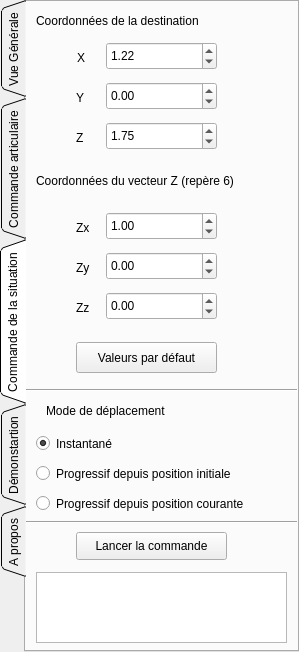
Qt form src/mainWidgetform.ui (miludmann/ensiie-irb4440) before a commit.
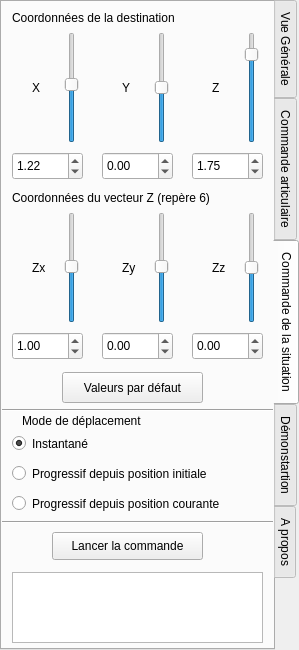
The same form after that commit. The open tabs and pages were chosen to show the change.

Patch:
```diff
--- a/src/mainWidgetform.ui
+++ b/src/mainWidgetform.ui
@@ -3,26 +3,41 @@
  <author>Ludmann Michaël</author>
  <class>MainWidget</class>
  <widget class="QTabWidget" name="MainWidget">
+  <property name="windowModality">
+   <enum>Qt::NonModal</enum>
+  </property>
+  <property name="enabled">
+   <bool>true</bool>
+  </property>
   <property name="geometry">
    <rect>
     <x>0</x>
     <y>0</y>
     <width>299</width>
-    <height>652</height>
+    <height>650</height>
    </rect>
   </property>
   <property name="windowTitle">
    <string>Interface de commande</string>
   </property>
   <property name="tabPosition">
-   <enum>QTabWidget::West</enum>
+   <enum>QTabWidget::East</enum>
   </property>
   <property name="tabShape">
-   <enum>QTabWidget::Triangular</enum>
+   <enum>QTabWidget::Rounded</enum>
   </property>
   <property name="currentIndex">
    <number>0</number>
   </property>
+  <property name="elideMode">
+   <enum>Qt::ElideNone</enum>
+  </property>
+  <property name="documentMode">
+   <bool>false</bool>
+  </property>
+  <property name="tabsClosable">
+   <bool>false</bool>
+  </property>
   <property name="movable">
    <bool>true</bool>
   </property>
@@ -768,9 +783,9 @@
     <property name="geometry">
      <rect>
       <x>10</x>
-      <y>10</y>
+      <y>0</y>
       <width>201</width>
-      <height>18</height>
+      <height>31</height>
      </rect>
     </property>
     <property name="text">
@@ -780,9 +795,9 @@
    <widget class="QLabel" name="label_10">
     <property name="geometry">
      <rect>
-      <x>51</x>
-      <y>40</y>
-      <width>20</width>
+      <x>30</x>
+      <y>70</y>
+      <width>31</width>
       <height>31</height>
      </rect>
     </property>
@@ -793,8 +808,8 @@
    <widget class="QLabel" name="label_11">
     <property name="geometry">
      <rect>
-      <x>50</x>
-      <y>80</y>
+      <x>120</x>
+      <y>70</y>
       <width>21</width>
       <height>31</height>
      </rect>
@@ -806,8 +821,8 @@
    <widget class="QLabel" name="label_12">
     <property name="geometry">
      <rect>
-      <x>50</x>
-      <y>120</y>
+      <x>210</x>
+      <y>70</y>
       <width>31</width>
       <height>31</height>
      </rect>
@@ -836,7 +851,7 @@
     <property name="geometry">
      <rect>
       <x>0</x>
-      <y>380</y>
+      <y>400</y>
       <width>311</width>
       <height>16</height>
      </rect>
@@ -875,7 +890,7 @@
     <property name="geometry">
      <rect>
       <x>20</x>
-      <y>400</y>
+      <y>410</y>
       <width>151</width>
       <height>18</height>
      </rect>
@@ -900,8 +915,8 @@
    <widget class="QPushButton" name="pushButton_9">
     <property name="geometry">
      <rect>
-      <x>50</x>
-      <y>340</y>
+      <x>60</x>
+      <y>370</y>
       <width>141</width>
       <height>31</height>
      </rect>
@@ -913,8 +928,8 @@
    <widget class="QLabel" name="label_21">
     <property name="geometry">
      <rect>
-      <x>50</x>
-      <y>210</y>
+      <x>30</x>
+      <y>250</y>
       <width>21</width>
       <height>31</height>
      </rect>
@@ -926,7 +941,7 @@
    <widget class="QLabel" name="label_22">
     <property name="geometry">
      <rect>
-      <x>50</x>
+      <x>120</x>
       <y>250</y>
       <width>21</width>
       <height>31</height>
@@ -939,8 +954,8 @@
    <widget class="QLabel" name="label_23">
     <property name="geometry">
      <rect>
-      <x>50</x>
-      <y>290</y>
+      <x>210</x>
+      <y>250</y>
       <width>21</width>
       <height>31</height>
      </rect>
@@ -953,9 +968,9 @@
     <property name="geometry">
      <rect>
       <x>10</x>
-      <y>170</y>
+      <y>180</y>
       <width>241</width>
-      <height>18</height>
+      <height>31</height>
      </rect>
     </property>
     <property name="text">
@@ -965,9 +980,9 @@
    <widget class="QDoubleSpinBox" name="doubleSpinBox">
     <property name="geometry">
      <rect>
-      <x>80</x>
-      <y>40</y>
-      <width>111</width>
+      <x>10</x>
+      <y>150</y>
+      <width>71</width>
       <height>28</height>
      </rect>
     </property>
@@ -987,9 +1002,9 @@
    <widget class="QDoubleSpinBox" name="doubleSpinBox_2">
     <property name="geometry">
      <rect>
-      <x>80</x>
-      <y>80</y>
-      <width>111</width>
+      <x>100</x>
+      <y>150</y>
+      <width>71</width>
       <height>28</height>
      </rect>
     </property>
@@ -1006,9 +1021,9 @@
    <widget class="QDoubleSpinBox" name="doubleSpinBox_3">
     <property name="geometry">
      <rect>
-      <x>80</x>
-      <y>120</y>
-      <width>111</width>
+      <x>190</x>
+      <y>150</y>
+      <width>71</width>
       <height>28</height>
      </rect>
     </property>
@@ -1028,15 +1043,18 @@
    <widget class="QDoubleSpinBox" name="doubleSpinBox_4">
     <property name="geometry">
      <rect>
-      <x>80</x>
-      <y>210</y>
-      <width>111</width>
+      <x>10</x>
+      <y>330</y>
+      <width>71</width>
       <height>28</height>
      </rect>
     </property>
     <property name="minimum">
      <double>-100.000000000000000</double>
     </property>
+    <property name="maximum">
+     <double>99.000000000000000</double>
+    </property>
     <property name="singleStep">
      <double>0.100000000000000</double>
     </property>
@@ -1047,15 +1065,18 @@
    <widget class="QDoubleSpinBox" name="doubleSpinBox_5">
     <property name="geometry">
      <rect>
-      <x>80</x>
-      <y>250</y>
-      <width>111</width>
+      <x>100</x>
+      <y>330</y>
+      <width>71</width>
       <height>28</height>
      </rect>
     </property>
     <property name="minimum">
      <double>-100.000000000000000</double>
     </property>
+    <property name="maximum">
+     <double>99.000000000000000</double>
+    </property>
     <property name="singleStep">
      <double>0.100000000000000</double>
     </property>
@@ -1063,9 +1084,9 @@
    <widget class="QDoubleSpinBox" name="doubleSpinBox_6">
     <property name="geometry">
      <rect>
-      <x>80</x>
-      <y>290</y>
-      <width>111</width>
+      <x>190</x>
+      <y>330</y>
+      <width>71</width>
       <height>28</height>
      </rect>
     </property>
@@ -1102,6 +1123,129 @@
      <string>Progressif depuis position courante</string>
     </property>
    </widget>
+   <widget class="QSlider" name="sliderX">
+    <property name="geometry">
+     <rect>
+      <x>60</x>
+      <y>30</y>
+      <width>20</width>
+      <height>111</height>
+     </rect>
+    </property>
+    <property name="minimum">
+     <number>-1960</number>
+    </property>
+    <property name="maximum">
+     <number>1960</number>
+    </property>
+    <property name="singleStep">
+     <number>1</number>
+    </property>
+    <property name="value">
+     <number>122</number>
+    </property>
+    <property name="orientation">
+     <enum>Qt::Vertical</enum>
+    </property>
+   </widget>
+   <widget class="QSlider" name="sliderY">
+    <property name="geometry">
+     <rect>
+      <x>150</x>
+      <y>30</y>
+      <width>19</width>
+      <height>111</height>
+     </rect>
+    </property>
+    <property name="minimum">
+     <number>-1960</number>
+    </property>
+    <property name="maximum">
+     <number>1960</number>
+    </property>
+    <property name="orientation">
+     <enum>Qt::Vertical</enum>
+    </property>
+   </widget>
+   <widget class="QSlider" name="sliderZ">
+    <property name="geometry">
+     <rect>
+      <x>240</x>
+      <y>30</y>
+      <width>20</width>
+      <height>111</height>
+     </rect>
+    </property>
+    <property name="minimum">
+     <number>-290</number>
+    </property>
+    <property name="maximum">
+     <number>2140</number>
+    </property>
+    <property name="value">
+     <number>1750</number>
+    </property>
+    <property name="orientation">
+     <enum>Qt::Vertical</enum>
+    </property>
+   </widget>
+   <widget class="QSlider" name="sliderZx">
+    <property name="geometry">
+     <rect>
+      <x>60</x>
+      <y>210</y>
+      <width>20</width>
+      <height>111</height>
+     </rect>
+    </property>
+    <property name="minimum">
+     <number>-100</number>
+    </property>
+    <property name="value">
+     <number>1</number>
+    </property>
+    <property name="orientation">
+     <enum>Qt::Vertical</enum>
+    </property>
+   </widget>
+   <widget class="QSlider" name="sliderZy">
+    <property name="geometry">
+     <rect>
+      <x>150</x>
+      <y>210</y>
+      <width>20</width>
+      <height>111</height>
+     </rect>
+    </property>
+    <property name="minimum">
+     <number>-100</number>
+    </property>
+    <property name="maximum">
+     <number>99</number>
+    </property>
+    <property name="value">
+     <number>1</number>
+    </property>
+    <property name="orientation">
+     <enum>Qt::Vertical</enum>
+    </property>
+   </widget>
+   <widget class="QSlider" name="sliderZz">
+    <property name="geometry">
+     <rect>
+      <x>240</x>
+      <y>210</y>
+      <width>20</width>
+      <height>111</height>
+     </rect>
+    </property>
+    <property name="minimum">
+     <number>-100</number>
+    </property>
+    <property name="orientation">
+     <enum>Qt::Vertical</enum>
+    </property>
+   </widget>
   </widget>
   <widget class="QWidget" name="tab_4">
    <attribute name="title">
```
Left out of the diff: 507 changed lines with no effect on the pictures.
